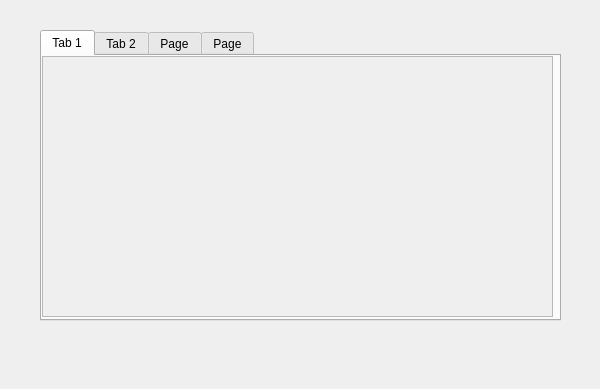
Kiukey/UnrealManager, file WindowProjectSettings.ui: the form before one commit.
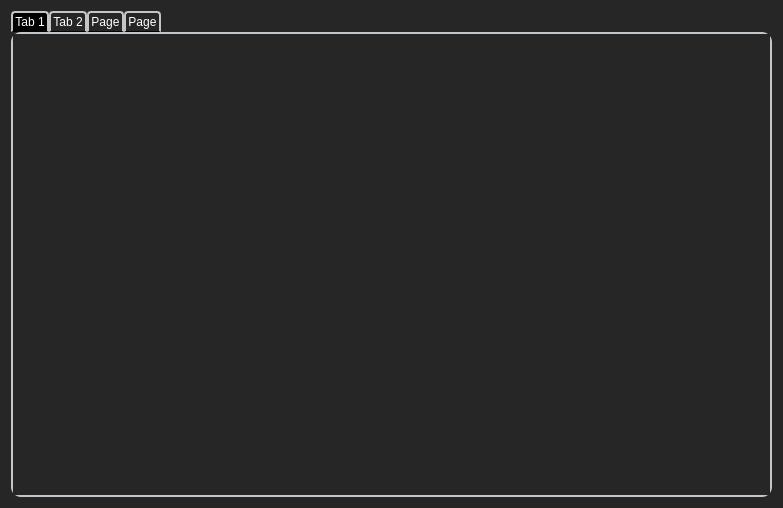
The form after the commit.

The edit to the form file:
```diff
--- a/WindowProjectSettings.ui
+++ b/WindowProjectSettings.ui
@@ -6,21 +6,90 @@
    <rect>
     <x>0</x>
     <y>0</y>
-    <width>600</width>
-    <height>389</height>
+    <width>783</width>
+    <height>508</height>
    </rect>
   </property>
   <property name="windowTitle">
    <string>WindowProjectSettings</string>
   </property>
+  <property name="styleSheet">
+   <string notr="true">QWidget
+{
+	background-color:#262626
+}
+</string>
+  </property>
+  <layout class="QVBoxLayout" name="verticalLayout">
+   <item>
   <widget class="QTabWidget" name="tabWidget">
-   <property name="geometry">
-    <rect>
-     <x>40</x>
-     <y>30</y>
-     <width>521</width>
-     <height>291</height>
-    </rect>
+     <property name="styleSheet">
+      <string notr="true">QTabBar::tab {
+    background: dark ;
+	color:white;
+    border: 2px solid #C4C4C3;
+    border-top-left-radius: 4px;
+    border-top-right-radius: 4px;
+	border-bottom:1px solid;
+    min-width: 32ex;
+    padding: 2px;
+}
+
+QTabBar::tab::selected {
+    background: black ;
+	color:white;
+    border: 2px solid #C4C4C3;
+    border-top-left-radius: 4px;
+    border-top-right-radius: 4px;
+	border-bottom:1px solid;
+    min-width: 32ex;
+    padding: 2px;
+}
+
+QTabWidget::pane { /* The tab widget frame */
+	border:2px solid #C2C7CB;
+	border-radius:10px;
+    border-top: 2px solid #C2C7CB;
+}
+
+QGroupBox
+{
+	color:white;
+	border: 2px solid white;
+    border-radius: 5px;
+	margin-top: 2ex;
+}
+QGroupBox::title 
+{
+    subcontrol-origin: margin;
+	padding: 0 5px;
+}
+
+.QFrame
+{
+    border: 2px solid black;
+    border-radius: 10px;
+	background-color: rgb(86, 86, 86);
+}
+QLineEdit 
+{
+     border: 2px solid black;
+  	border-radius: 10px;
+    selection-background-color: darkgray;
+	color : black;
+  	padding: 0 8px;
+	height:10px;
+	background:lightgray;
+}
+
+QLabel
+{
+	color:white;
+	background-color: rgb(86, 86, 86);
+}
+
+
+</string>
    </property>
    <property name="currentIndex">
     <number>0</number>
@@ -29,14 +98,14 @@
     <attribute name="title">
      <string>Tab 1</string>
     </attribute>
+      <layout class="QGridLayout" name="gridLayout_5">
+       <item row="0" column="0">
     <widget class="QScrollArea" name="EditorArea">
-     <property name="geometry">
-      <rect>
-       <x>0</x>
-       <y>0</y>
-       <width>511</width>
-       <height>261</height>
-      </rect>
+         <property name="styleSheet">
+          <string notr="true"/>
+         </property>
+         <property name="frameShape">
+          <enum>QFrame::NoFrame</enum>
      </property>
      <property name="widgetResizable">
       <bool>true</bool>
@@ -46,25 +115,24 @@
        <rect>
         <x>0</x>
         <y>0</y>
-        <width>509</width>
-        <height>259</height>
+            <width>743</width>
+            <height>445</height>
        </rect>
       </property>
      </widget>
     </widget>
+       </item>
+      </layout>
    </widget>
    <widget class="QWidget" name="EngineTab">
     <attribute name="title">
      <string>Tab 2</string>
     </attribute>
+      <layout class="QGridLayout" name="gridLayout_4">
+       <item row="0" column="0">
     <widget class="QScrollArea" name="EngineArea">
-     <property name="geometry">
-      <rect>
-       <x>0</x>
-       <y>0</y>
-       <width>511</width>
-       <height>261</height>
-      </rect>
+         <property name="frameShape">
+          <enum>QFrame::NoFrame</enum>
      </property>
      <property name="widgetResizable">
       <bool>true</bool>
@@ -74,25 +142,24 @@
        <rect>
         <x>0</x>
         <y>0</y>
-        <width>509</width>
-        <height>259</height>
+            <width>743</width>
+            <height>445</height>
        </rect>
       </property>
      </widget>
     </widget>
+       </item>
+      </layout>
    </widget>
    <widget class="QWidget" name="GameTab">
     <attribute name="title">
      <string>Page</string>
     </attribute>
+      <layout class="QGridLayout" name="gridLayout_3">
+       <item row="0" column="0">
     <widget class="QScrollArea" name="GameArea">
-     <property name="geometry">
-      <rect>
-       <x>0</x>
-       <y>0</y>
-       <width>511</width>
-       <height>261</height>
-      </rect>
+         <property name="frameShape">
+          <enum>QFrame::NoFrame</enum>
      </property>
      <property name="widgetResizable">
       <bool>true</bool>
@@ -102,25 +169,24 @@
        <rect>
         <x>0</x>
         <y>0</y>
-        <width>509</width>
-        <height>259</height>
+            <width>743</width>
+            <height>445</height>
        </rect>
       </property>
      </widget>
     </widget>
+       </item>
+      </layout>
    </widget>
    <widget class="QWidget" name="InputTab">
     <attribute name="title">
      <string>Page</string>
     </attribute>
+      <layout class="QGridLayout" name="gridLayout_2">
+       <item row="0" column="0">
     <widget class="QScrollArea" name="InputArea">
-     <property name="geometry">
-      <rect>
-       <x>0</x>
-       <y>0</y>
-       <width>511</width>
-       <height>261</height>
-      </rect>
+         <property name="frameShape">
+          <enum>QFrame::NoFrame</enum>
      </property>
      <property name="widgetResizable">
       <bool>true</bool>
@@ -130,14 +196,18 @@
        <rect>
         <x>0</x>
         <y>0</y>
-        <width>509</width>
-        <height>259</height>
+            <width>743</width>
+            <height>445</height>
        </rect>
       </property>
      </widget>
     </widget>
-   </widget>
-  </widget>
+       </item>
+      </layout>
+     </widget>
+    </widget>
+   </item>
+  </layout>
  </widget>
  <layoutdefault spacing="6" margin="11"/>
  <resources/>
```
Lines whose indentation alone changed are shown as unchanged.
